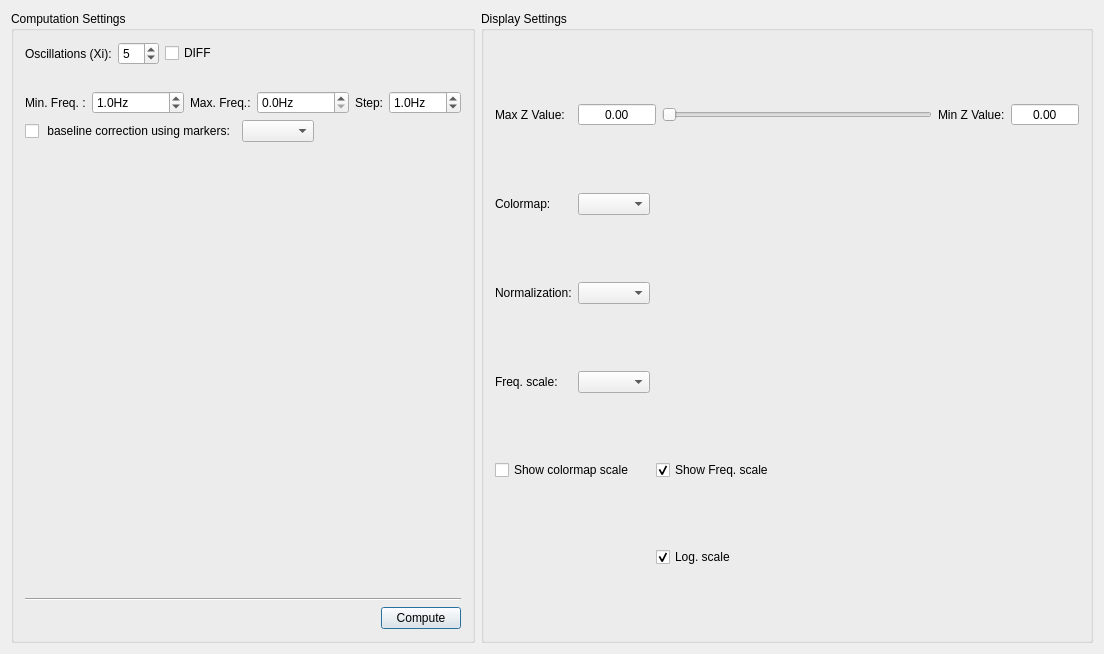
This is src/plugins/TFWavelet/TFWidget.ui in HIP-infrastructure/anywave-code as Qt 5 draws it before an edit. The edited form follows.
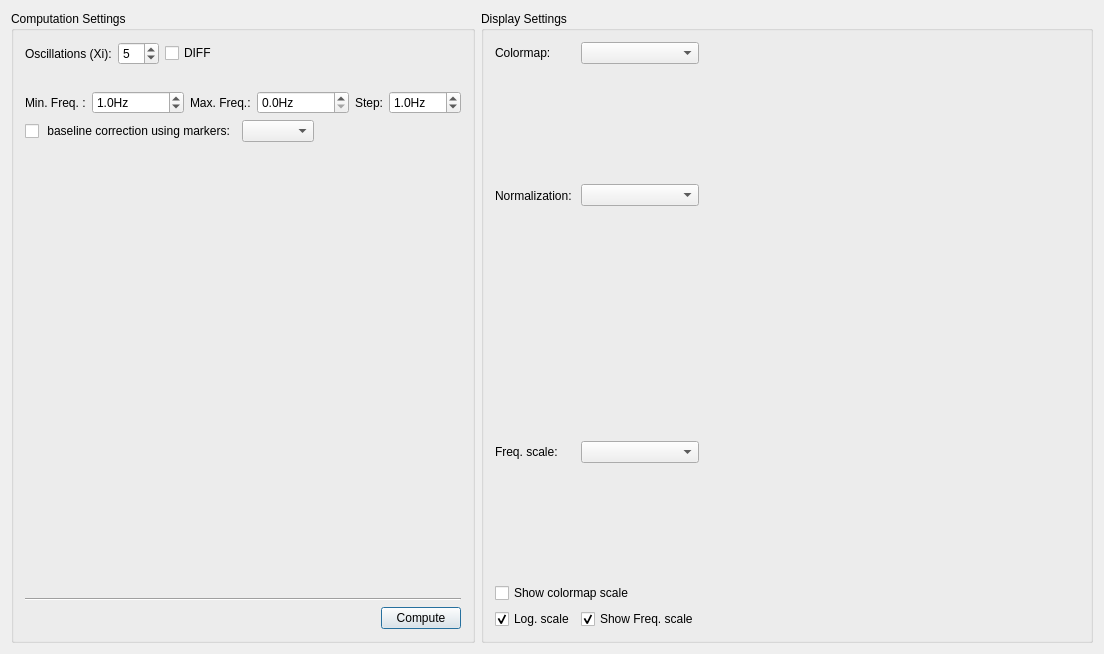
This is the edited form. Icons and pictures are not drawn. Custom widgets are drawn as their Qt base class.

Diff of the .ui file:
```diff
--- a/src/plugins/TFWavelet/TFWidget.ui
+++ b/src/plugins/TFWavelet/TFWidget.ui
@@ -289,64 +289,84 @@
        <property name="title">
         <string>Display Settings</string>
        </property>
-       <layout class="QHBoxLayout" name="horizontalLayout">
-        <item>
-         <layout class="QGridLayout" name="gridLayout" columnstretch="0,0,0,1,0,0">
-          <item row="3" column="0">
-           <widget class="QLabel" name="label_3">
-            <property name="text">
-             <string>Freq. scale:</string>
-            </property>
-           </widget>
-          </item>
-          <item row="0" column="1" colspan="2">
-           <widget class="QDoubleSpinBox" name="spinMaxZ">
-            <property name="alignment">
-             <set>Qt::AlignCenter</set>
-            </property>
-            <property name="buttonSymbols">
-             <enum>QAbstractSpinBox::NoButtons</enum>
-            </property>
-            <property name="maximum">
-             <double>100000000000000005366162204393472.000000000000000</double>
-            </property>
-           </widget>
-          </item>
-          <item row="0" column="5">
-           <widget class="QDoubleSpinBox" name="spinMinZ">
-            <property name="alignment">
-             <set>Qt::AlignCenter</set>
-            </property>
-            <property name="buttonSymbols">
-             <enum>QAbstractSpinBox::NoButtons</enum>
-            </property>
-            <property name="maximum">
-             <double>10000000000000000470601344959054695891559601407866630764278709534898249531392.000000000000000</double>
-            </property>
-           </widget>
-          </item>
-          <item row="2" column="0">
-           <widget class="QLabel" name="label_2">
-            <property name="text">
-             <string>Normalization:</string>
-            </property>
-           </widget>
-          </item>
-          <item row="1" column="0">
+       <layout class="QGridLayout" name="gridLayout">
+        <item row="0" column="0">
            <widget class="QLabel" name="label">
             <property name="text">
              <string>Colormap:</string>
             </property>
            </widget>
           </item>
-          <item row="4" column="0" colspan="2">
+        <item row="0" column="1">
+         <widget class="QComboBox" name="cbColormap"/>
+        </item>
+        <item row="0" column="2" rowspan="2">
+         <spacer name="horizontalSpacer_3">
+          <property name="orientation">
+           <enum>Qt::Horizontal</enum>
+          </property>
+          <property name="sizeHint" stdset="0">
+           <size>
+            <width>451</width>
+            <height>20</height>
+           </size>
+          </property>
+         </spacer>
+        </item>
+        <item row="1" column="0" rowspan="2">
+         <widget class="QLabel" name="label_2">
+          <property name="text">
+           <string>Normalization:</string>
+          </property>
+         </widget>
+        </item>
+        <item row="1" column="1" rowspan="2">
+         <widget class="QComboBox" name="cbNorm"/>
+        </item>
+        <item row="2" column="2" rowspan="2">
+         <spacer name="horizontalSpacer_5">
+          <property name="orientation">
+           <enum>Qt::Horizontal</enum>
+          </property>
+          <property name="sizeHint" stdset="0">
+           <size>
+            <width>451</width>
+            <height>20</height>
+           </size>
+          </property>
+         </spacer>
+        </item>
+        <item row="3" column="0" rowspan="2">
+         <widget class="QLabel" name="label_3">
+          <property name="text">
+           <string>Freq. scale:</string>
+          </property>
+         </widget>
+        </item>
+        <item row="3" column="1" rowspan="2">
+         <widget class="QComboBox" name="cbZScale"/>
+        </item>
+        <item row="4" column="2" rowspan="2">
+         <spacer name="horizontalSpacer_6">
+          <property name="orientation">
+           <enum>Qt::Horizontal</enum>
+          </property>
+          <property name="sizeHint" stdset="0">
+           <size>
+            <width>451</width>
+            <height>20</height>
+           </size>
+          </property>
+         </spacer>
+        </item>
+        <item row="5" column="0" colspan="2">
            <widget class="QCheckBox" name="checkBoxColormapScale">
             <property name="text">
              <string>Show colormap scale</string>
             </property>
            </widget>
           </item>
-          <item row="5" column="2" colspan="2">
+        <item row="6" column="0">
            <widget class="QCheckBox" name="checkBoxLogScale">
             <property name="sizePolicy">
              <sizepolicy hsizetype="Preferred" vsizetype="Fixed">
@@ -362,14 +382,7 @@
             </property>
            </widget>
           </item>
-          <item row="0" column="4">
-           <widget class="QLabel" name="label_10">
-            <property name="text">
-             <string>Min Z Value:</string>
-            </property>
-           </widget>
-          </item>
-          <item row="4" column="2" colspan="2">
+        <item row="6" column="1">
            <widget class="QCheckBox" name="checkBoxFreqScale">
             <property name="sizePolicy">
              <sizepolicy hsizetype="Preferred" vsizetype="Fixed">
@@ -388,30 +401,18 @@
             </property>
            </widget>
           </item>
-          <item row="0" column="0">
-           <widget class="QLabel" name="label_4">
-            <property name="text">
-             <string>Max Z Value:</string>
-            </property>
-           </widget>
-          </item>
-          <item row="0" column="3">
-           <widget class="QSlider" name="gainSlider">
+        <item row="6" column="2">
+         <spacer name="horizontalSpacer_7">
             <property name="orientation">
              <enum>Qt::Horizontal</enum>
             </property>
-           </widget>
-          </item>
-          <item row="1" column="1">
-           <widget class="QComboBox" name="cbColormap"/>
-          </item>
-          <item row="2" column="1">
-           <widget class="QComboBox" name="cbNorm"/>
-          </item>
-          <item row="3" column="1">
-           <widget class="QComboBox" name="cbZScale"/>
-          </item>
-         </layout>
+          <property name="sizeHint" stdset="0">
+           <size>
+            <width>451</width>
+            <height>20</height>
+           </size>
+          </property>
+         </spacer>
         </item>
        </layout>
       </widget>
```
Lines whose indentation alone changed are shown as unchanged.
